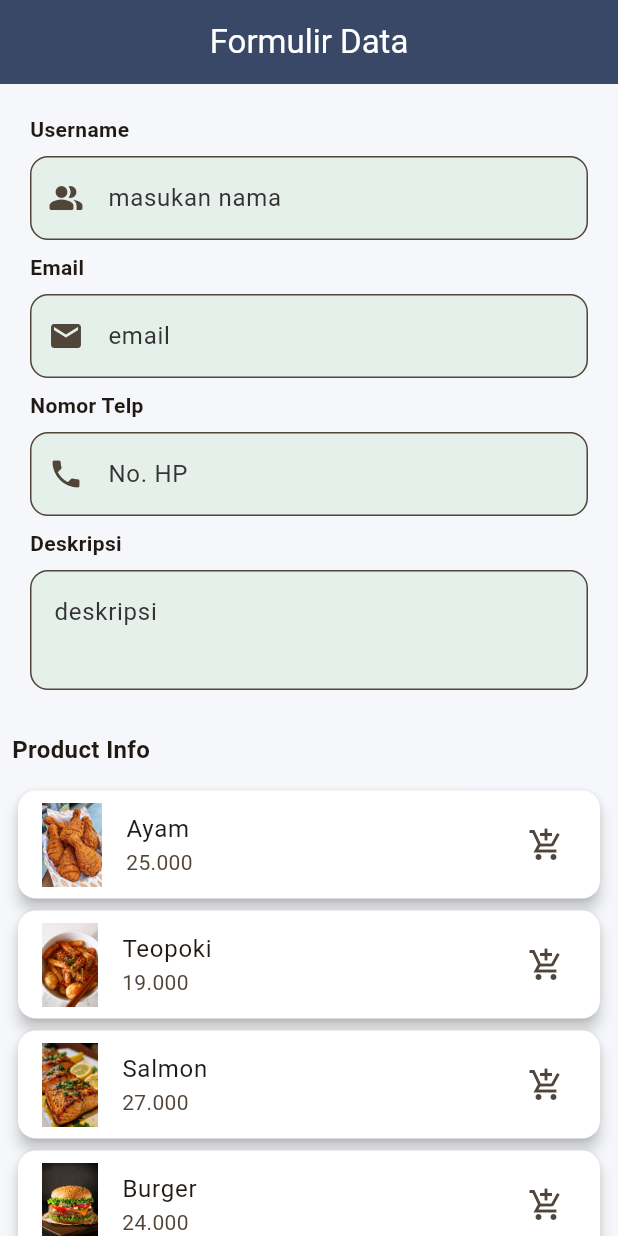
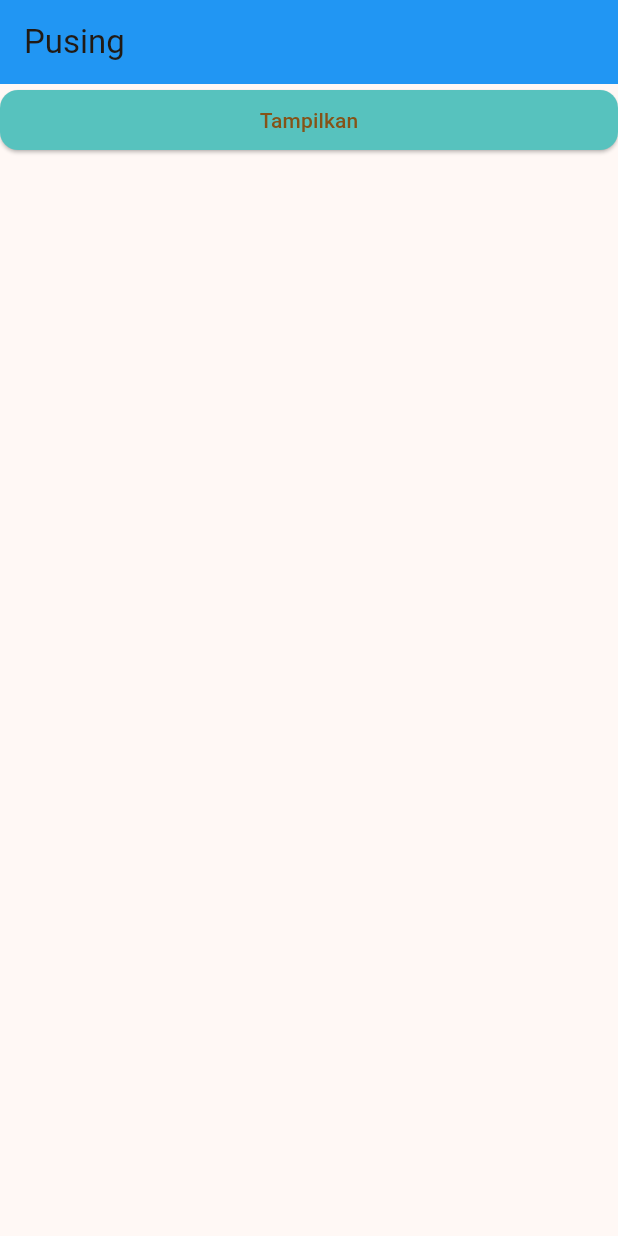
Before and after one commit to baayqq/bayuppkd_b_2, a Flutter app: the screen it shows after launch, on a phone screen of 412 x 824 dp. Run offline on Flutter 3.47's test engine with Material 3 defaults, Android fonts, the phone set to English and light mode, and no system bars.

Commit message:
tugas 5 belum selesai

```diff
--- a/lib/main.dart
+++ b/lib/main.dart
@@ -4,6 +4,8 @@
 // 'package:bayuppkd_b_2/meet_2/meet_2.dart';
 //import 'package:bayuppkd_b_2/meet_3/tugas_3a.dart';
 import 'package:bayuppkd_b_2/meet_4/tugas_4.dart';
+import 'package:bayuppkd_b_2/meet_5/tes.dart';
+import 'package:bayuppkd_b_2/meet_5/tugas5.dart';
 //import 'package:bayuppkd_b_2/meet_1/meet_2.dart';
 //import 'package:bayuppkd_b_2/meet_1/tugas_1_flutter.dart';
 import 'package:flutter/material.dart';
@@ -39,7 +41,7 @@ class MyApp extends StatelessWidget {
         // tested with just a hot reload.
         colorScheme: ColorScheme.fromSeed(seedColor: Colors.orange),
       ),
-      home: TugasEmpat(),
+      home: TugasLima(),
     );
   }
 }
--- a/lib/meet_4/tugas_4.dart
+++ b/lib/meet_4/tugas_4.dart
@@ -186,6 +186,7 @@ class _TugasEmpatState extends State<TugasEmpat> {
           //     ),
           //   ),
           // ),
+
           Padding(
             padding: EdgeInsets.all(8),
             child: Column(
--- /dev/null
+++ b/lib/meet_5/tugas5.dart
@@ -0,0 +1,45 @@
+import 'package:flutter/material.dart';
+
+class TugasLima extends StatefulWidget {
+  const TugasLima({super.key});
+
+  @override
+  State<TugasLima> createState() => _TugasLimaState();
+}
+
+class _TugasLimaState extends State<TugasLima> {
+  bool _liatNama = false;
+
+  @override
+  Widget build(BuildContext context) {
+    return Scaffold(
+      appBar: AppBar(title: Text("Pusing"), backgroundColor: Colors.blue),
+      body: Column(
+        children: [
+          Row(
+            children: [
+              Expanded(
+                child: ElevatedButton(
+                  style: ElevatedButton.styleFrom(
+                    backgroundColor: Color.fromARGB(255, 87, 194, 190),
+                    shape: RoundedRectangleBorder(
+                      borderRadius: BorderRadius.circular(12),
+                    ),
+                  ),
+                  onPressed: () {
+                    setState(() {
+                      _liatNama = !_liatNama;
+                    });
+                  },
+                  child: Text(_liatNama ? "sembunyikan" : "Tampilkan"),
+                ),
+              ),
+            ],
+          ),
+          SizedBox(height: 5),
+          if (_liatNama) Text("nama saya bayu"),
+        ],
+      ),
+    );
+  }
+}
```
Also changed, not shown: lib/meet_5/tes.dart (added, +175 -0 lines).
